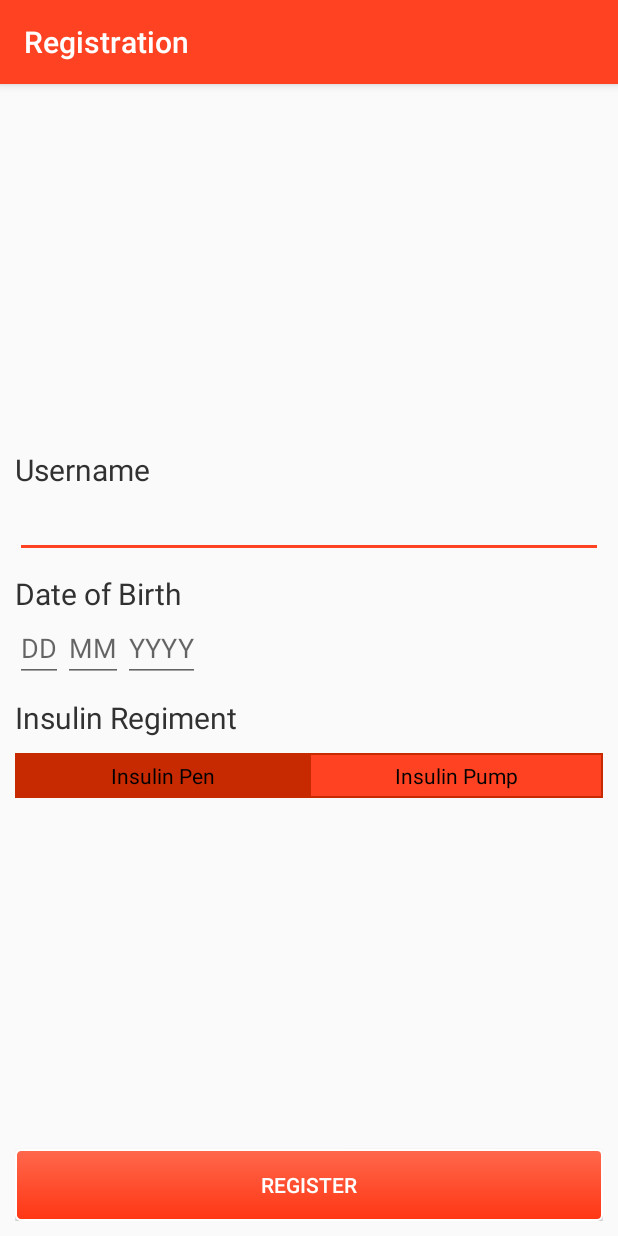
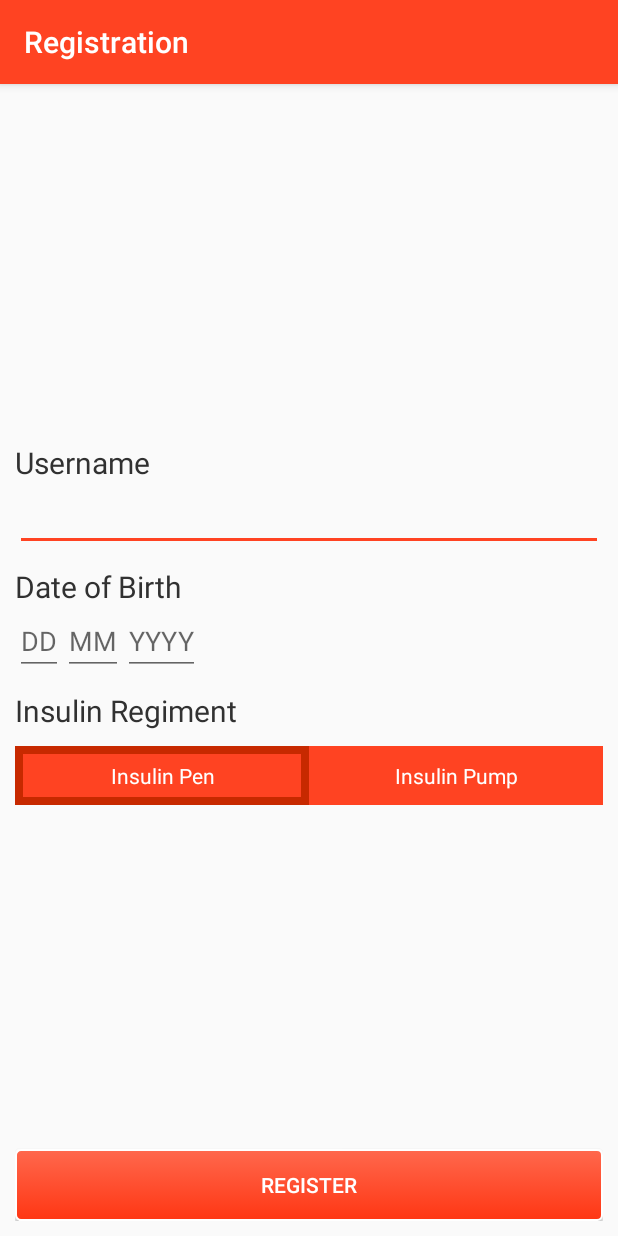
Before and after one commit to AnnaSolovjova/KetoApp2, an Android app: the screen it shows after launch (Registration), on a phone screen of 412 x 824 dp. Run offline under Robolectric (Android 15) with nearby library versions, the phone set to English and light mode, and no system bars.

Commit message:
Some changes according to Victoria's feedback applied

```diff
--- a/app/src/main/java/com/example/anna/ketoapp2/MainActivity.java
+++ b/app/src/main/java/com/example/anna/ketoapp2/MainActivity.java
@@ -77,6 +77,9 @@ FloatingActionButton fab;
     {
         Toolbar toolbar = (Toolbar) findViewById(R.id.toolbar);
         setSupportActionBar(toolbar);
+        FocusChange focusChange=new FocusChange(this);
+        toolbar.setOnTouchListener(focusChange);
+
     }
     private void setupFloatingActionButton(){
         fab= (FloatingActionButton) this.findViewById(R.id.fab);
@@ -148,7 +151,7 @@ FloatingActionButton fab;
     public void emergencyCall()
     {
         Intent callIntent = new Intent(Intent.ACTION_CALL);
-        callIntent.setData(Uri.parse("tel:111"));
+        callIntent.setData(Uri.parse("tel:999"));
         startActivity(callIntent);
     }
 
@@ -167,7 +170,7 @@ FloatingActionButton fab;
             AlertDialog dialog=new AlertDialog.Builder(this)
                     .setTitle("Alert")
                     .setMessage("Are you sure you want to start again?")
-                    .setPositiveButton(android.R.string.yes, new DialogInterface.OnClickListener() {
+                    .setPositiveButton("Yes", new DialogInterface.OnClickListener() {
                         public void onClick(DialogInterface dialog, int which) {
                             protocolFragment = new ProtocolFragment();
                             getSupportFragmentManager().beginTransaction().replace(R.id.fragment_container, protocolFragment, "profile").commit();
@@ -242,7 +245,7 @@ FloatingActionButton fab;
         AlertDialog dialog=new AlertDialog.Builder(this)
                 .setTitle("Alert")
                 .setMessage("Are you sure you want to delete this user?")
-                .setPositiveButton(android.R.string.yes, new DialogInterface.OnClickListener() {
+                .setPositiveButton("Yes", new DialogInterface.OnClickListener() {
                     public void onClick(DialogInterface dialog, int which) {
                        deleteConfirmed(name);
                     }
--- a/app/src/main/java/com/example/anna/ketoapp2/Registration.java
+++ b/app/src/main/java/com/example/anna/ketoapp2/Registration.java
@@ -31,13 +31,11 @@ import java.text.SimpleDateFormat;
 import java.util.Date;
 
 public class Registration extends AppCompatActivity implements View.OnClickListener  {
-    TextView error;
     EditText dateOfBirthD,dateOfBirthM,dateOfBirthY,username;
     Button registbutton;
     DatabaseHelper db;
-    SimpleDateFormat formatter ;
     RadioGroup regiment;
-    Validation validation;
+
 
 
     @Override
@@ -49,7 +47,6 @@ public class Registration extends AppCompatActivity implements View.OnClickListe
         setContentView(R.layout.activity_registration);
         regiment=(RadioGroup)findViewById(R.id.radioGroup2);
         setRadioButtons(regiment);
-        validation=new Validation();
         username=(EditText)findViewById(R.id.username);
         dateOfBirthD=(EditText)findViewById(R.id.dateOfBirthDay);
         dateOfBirthM=(EditText)findViewById(R.id.dateOfBirthMonth);
@@ -118,7 +115,7 @@ public class Registration extends AppCompatActivity implements View.OnClickListe
         String output;
         try {
 
-
+            Validation validation = new Validation();
             switch(v.getId()) {
                 case R.id.registerbutton:
                     if(username.getText().toString().matches("")||   dateOfBirthD.getText().toString().matches("")||dateOfBirthM.getText().toString().matches("")||dateOfBirthY.getText().toString().matches(""))
--- /dev/null
+++ b/app/src/main/res/drawable/regiment_radiobuttons.xml
@@ -0,0 +1,13 @@
+<?xml version="1.0" encoding="utf-8"?>
+<selector xmlns:android="http://schemas.android.com/apk/res/android">
+
+    <item android:state_checked="true" android:color="@color/textColorPrimary"><shape>
+        <solid android:color="@color/colorAccent" />
+        <stroke android:width="5dp" android:color="@color/colorPrimaryDark"/>
+
+    </shape></item>
+    <item android:state_checked="false" android:color="@color/textColorPrimary"><shape android:shape="rectangle">
+        <solid android:color="@color/colorAccent" />
+    </shape></item>
+
+</selector>
--- /dev/null
+++ b/app/src/main/res/drawable/toolbar_logo.xml
@@ -0,0 +1,4 @@
+<?xml version="1.0" encoding="utf-8"?>
+<selector xmlns:android="http://schemas.android.com/apk/res/android">
+
+</selector>
--- a/app/src/main/res/layout/activity_main.xml
+++ b/app/src/main/res/layout/activity_main.xml
@@ -13,7 +13,8 @@
             <android.support.v7.widget.Toolbar android:id="@+id/toolbar"
                 android:layout_width="match_parent" android:layout_height="?attr/actionBarSize"
                 android:background="?attr/colorPrimary"
-                android:theme="@style/MyTheme"/>
+                app:navigationIcon="@mipmap/toolbar_logo"
+                android:theme="@style/MyTheme" />
         </android.support.design.widget.AppBarLayout>
 
         <android.support.design.widget.FloatingActionButton
--- a/app/src/main/res/layout/fragment_profile.xml
+++ b/app/src/main/res/layout/fragment_profile.xml
@@ -61,7 +61,7 @@
         android:layout_below="@id/username_part"
         >
             <TextView android:layout_width="wrap_content" android:layout_height="wrap_content"
-                android:text="Insulin Regiment:"
+                android:text="Insulin Regimen:"
                 android:id="@+id/insulin_title"
                 app:layout_widthPercent="50%"
                 android:layout_below="@id/username_title"
--- a/app/src/main/res/layout/insulinregiment.xml
+++ b/app/src/main/res/layout/insulinregiment.xml
@@ -16,12 +16,13 @@ android:orientation="horizontal">
             android:layout_width="match_parent"
             android:layout_height="wrap_content"
             android:layout_weight="1"
-            android:background="@drawable/radiobutton_selector"
+            android:background="@drawable/regiment_radiobuttons"
             android:button="@null"
             android:checked="true"
             android:gravity="center"
-            android:padding="5dp"
+            android:padding="10dp"
             android:text="Insulin Pen"
+            android:textColor="@color/white"
             />
 
         <RadioButton
@@ -29,11 +30,12 @@ android:orientation="horizontal">
             android:layout_width="match_parent"
             android:layout_height="wrap_content"
             android:layout_weight="1"
-            android:background="@drawable/radiobutton_selector"
+            android:background="@drawable/regiment_radiobuttons"
             android:button="@null"
             android:gravity="center"
-            android:padding="5dp"
+            android:padding="10dp"
             android:text="Insulin Pump"
+            android:textColor="@color/white"
             />
 
 
--- a/app/src/main/res/values/styles.xml
+++ b/app/src/main/res/values/styles.xml
@@ -55,6 +55,7 @@
     </style>
     <style name="MyActionBar" parent="@android:style/Widget.Holo.Light.ActionBar">
         <item name="android:background">#FF9D21</item>
+        <item name="android:colorBackground">@color/white</item>
         <item name="android:titleTextStyle">@style/MyActionBarTitleText</item>
     </style>
     <style name="MyActionBarTitleText"
```
Also changed, not shown: app/src/main/java/com/example/anna/ketoapp2/ProfileFragment.java (+11 -9 lines), app/src/main/java/com/example/anna/ketoapp2/ProtocolFragment.java (+20 -12 lines), app/src/main/java/com/example/anna/ketoapp2/SwitchFragment.java (+2 -12 lines), app/src/main/res/layout/edit_profile_fragment.xml (+20 -16 lines), app/src/main/res/layout/fragment_protocol_process.xml (+28 -4 lines), app/src/main/res/mipmap-hdpi/toolbar_logo.png (added), app/src/main/res/mipmap-mdpi/toolbar_logo.png (added), app/src/main/res/mipmap-xhdpi/toolbar_logo.png (added), app/src/main/res/mipmap-xxhdpi/toolbar_logo.png (added), app/src/main/res/mipmap-xxxhdpi/toolbar_logo.png (added), app/src/main/toolbar_logo-web.png (added).
